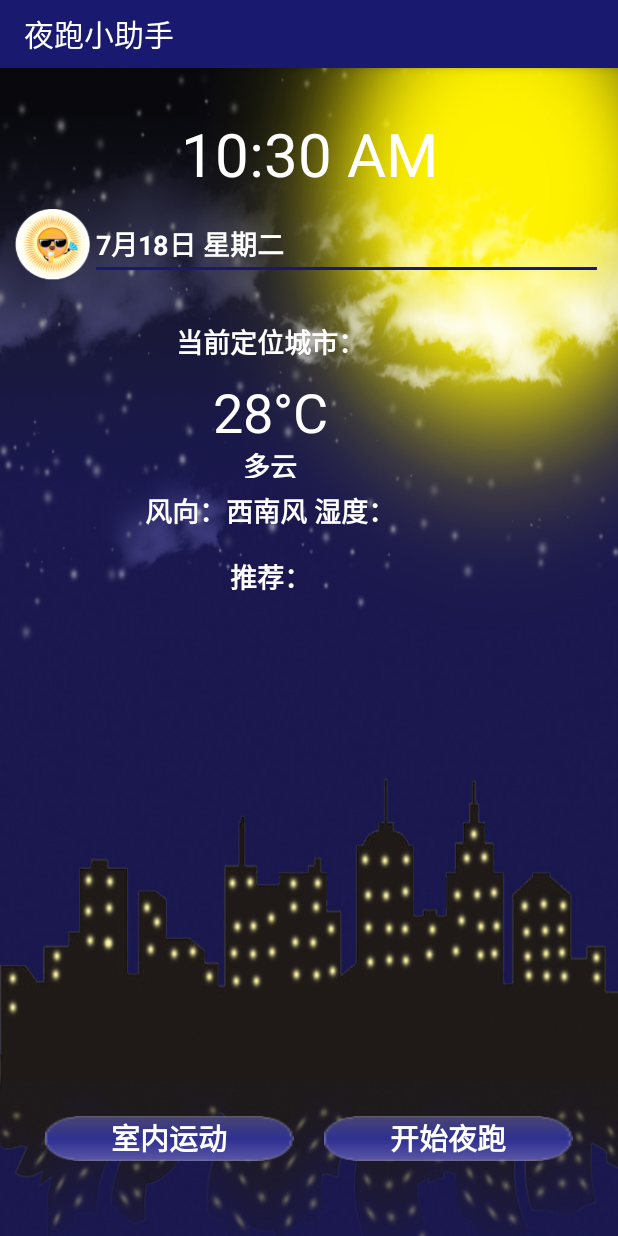
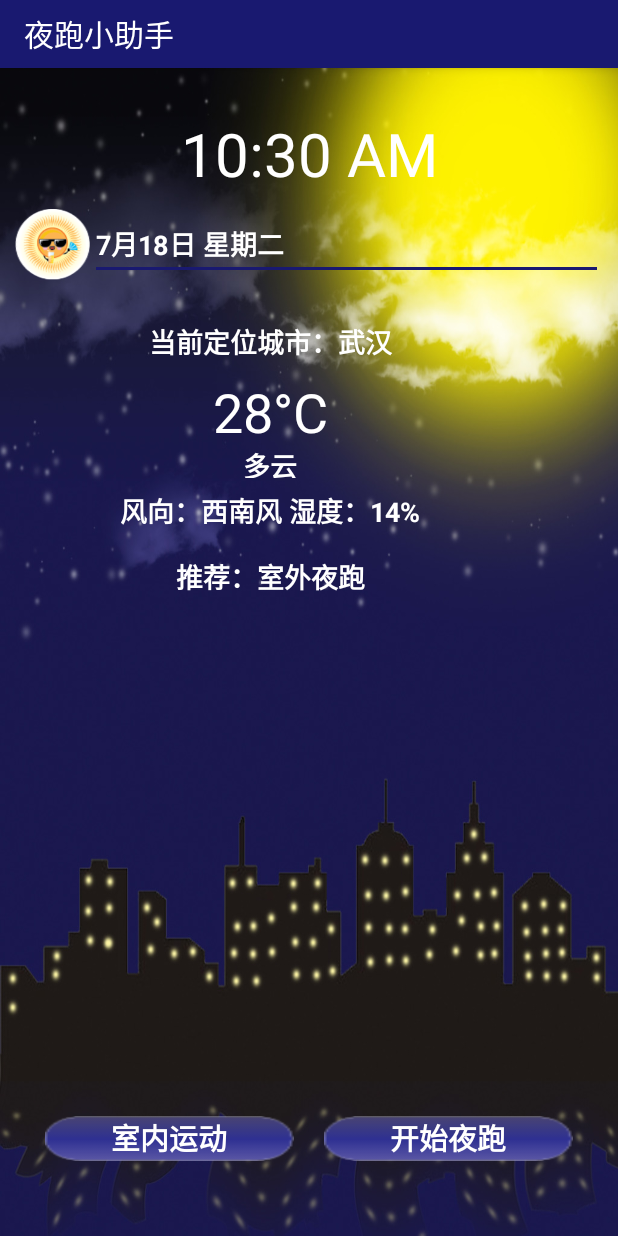
Before and after one commit to siweituxin-whursgis/Route-NightRun, an Android app: the WeatherActivity screen opened directly, with no data from a screen before it, on a phone screen of 412 x 824 dp. Run offline under Robolectric (Android 15) with nearby library versions, the phone set to English and light mode, and no system bars.

Commit message:
临时提交

```diff
--- a/app/src/main/java/com/example/huyigong/route_nightrun/WeatherActivity.java
+++ b/app/src/main/java/com/example/huyigong/route_nightrun/WeatherActivity.java
@@ -1,16 +1,30 @@
 package com.example.huyigong.route_nightrun;
-
+import org.json.JSONException;
+import org.json.JSONObject;
+import org.json.JSONTokener;
 import android.content.Intent;
 import android.support.v7.app.AppCompatActivity;
 import android.os.Bundle;
 import android.util.JsonToken;
 import android.view.View;
 import android.widget.Button;
+import android.widget.TextView;
 
 import com.example.huyigong.route_nightrun.helpers.WeatherApi;
 import com.google.gson.JsonObject;
 
 import org.json.JSONObject;
+
+import org.json.JSONTokener;
+import org.json.JSONArray;
+import org.json.JSONStringer;
+import org.json.*;
+import org.w3c.dom.Text;
+
+import java.io.BufferedReader;
+import java.io.InputStreamReader;
+import java.net.HttpURLConnection;
+import java.net.URL;
 
 public class WeatherActivity extends AppCompatActivity {
 
@@ -20,7 +34,30 @@ public class WeatherActivity extends AppCompatActivity {
     protected void onCreate(Bundle savedInstanceState) {
         super.onCreate(savedInstanceState);
         setContentView(R.layout.activity_weather);
-        //JSONObject info = WeatherApi.getRainState();
+        JSONObject infojson = WeatherApi.getRainStateJson();
+
+        TextView city = (TextView) findViewById(R.id.city);
+        TextView temp = (TextView) findViewById(R.id.temp);
+        TextView wet = (TextView)findViewById(R.id.wet);
+        try {
+            city.append(infojson.getString("city"));
+            temp.setText(infojson.getInt("temp")+"°C");
+            wet.append(infojson.getString("SD"));
+            int ifrain = infojson.getInt("rain");
+            TextView accom = (TextView)findViewById(R.id.accom);
+            TextView wea = (TextView)findViewById(R.id.weather);
+            if(ifrain==0){
+                accom.append("室外夜跑");
+                wea.setText("多云");
+            }
+            else{
+                accom.append("室内健身");
+                wea.setText("有雨");
+            }
+        } catch (Exception e) {
+            System.out.println("获取天气失败");
+
+        }
         // 添加其他元素
         run_outside = (Button)findViewById(R.id.Button_night_run);
         run_outside.setOnClickListener(new View.OnClickListener() {
--- a/app/src/main/java/com/example/huyigong/route_nightrun/helpers/WeatherApi.java
+++ b/app/src/main/java/com/example/huyigong/route_nightrun/helpers/WeatherApi.java
@@ -46,7 +46,7 @@ public class WeatherApi {
             InputStreamReader isr = new InputStreamReader(connection.getInputStream());
             BufferedReader br = new BufferedReader(isr);
             JSONTokener jsonTokener = new JSONTokener(br.readLine());
-            return  (JSONObject) jsonTokener.nextValue();
+            return  ((JSONObject) jsonTokener.nextValue()).getJSONObject("weatherinfo");
         } catch (Exception e) {
             System.out.println("获取天气失败");
             return null;
--- a/app/src/main/res/layout/activity_weather.xml
+++ b/app/src/main/res/layout/activity_weather.xml
@@ -75,7 +75,7 @@
                 android:ems="10"
                 android:gravity="center"
                 android:inputType="textPersonName"
-                android:text="当前定位城市："
+                android:text="当前定位城市：武汉"
                 android:textAlignment="center"
                 android:textColor="@android:color/background_light"
                 android:textSize="18sp"
@@ -113,7 +113,7 @@
                 android:layout_marginLeft="70dp"
                 android:layout_weight="0.38"
                 android:gravity="center"
-                android:text="风向：西南风 湿度："
+                android:text="风向：西南风 湿度：14%"
                 android:textAlignment="center"
                 android:textColor="@android:color/background_light"
                 android:textSize="18sp"
@@ -126,7 +126,7 @@
                 android:layout_marginLeft="70dp"
                 android:layout_weight="0.38"
                 android:gravity="center"
-                android:text="推荐："
+                android:text="推荐：室外夜跑"
                 android:textAlignment="center"
                 android:textColor="@android:color/background_light"
                 android:textSize="18sp"
```
